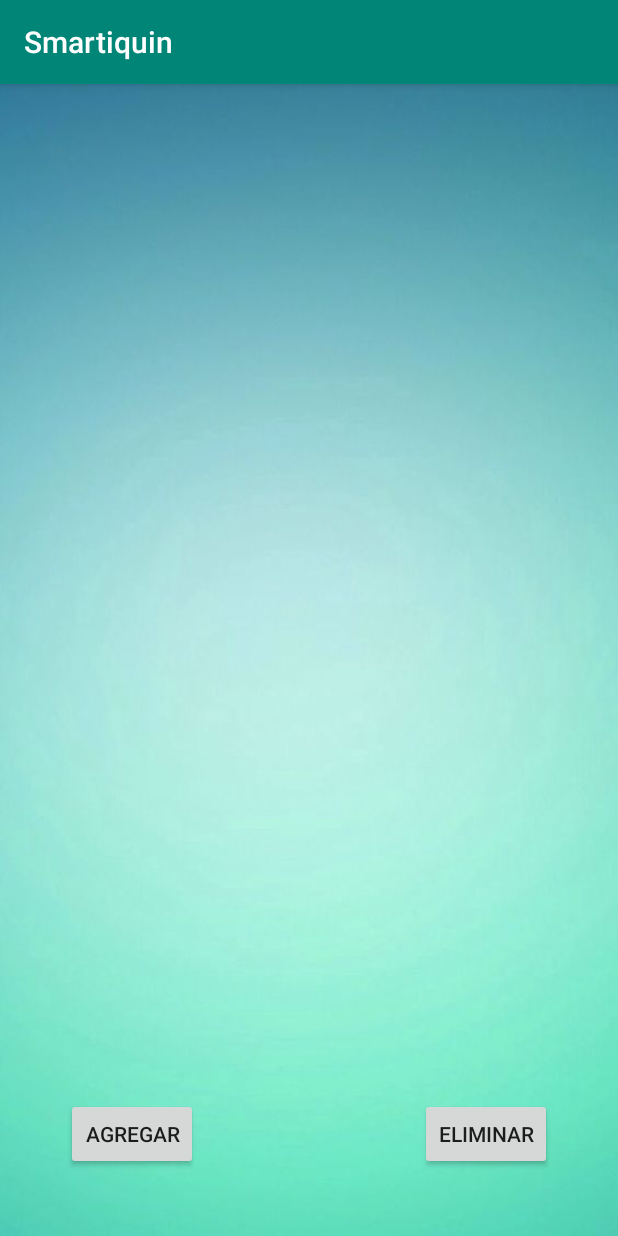
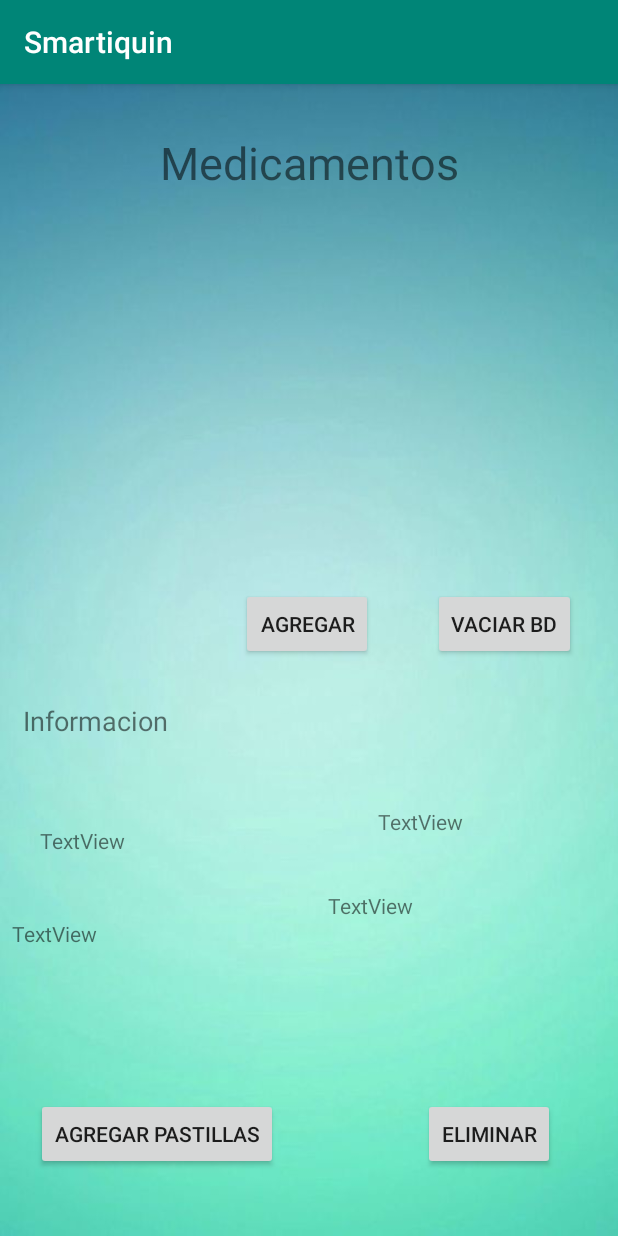
Before and after one commit to giyo08/smartiquin, an Android app: the screen it shows after launch (RegisterActivity), after a tap on "REGISTRO MEDICAMENTOS", on a phone screen of 412 x 824 dp. Run offline under Robolectric (Android 15) with nearby library versions, the phone set to English and light mode, and no system bars; 3 other taps on this screen came first.

Commit message:
BD para medicamentos y cambios activity Registros

```diff
--- /dev/null
+++ b/Android/Smartiquin/app/src/main/java/com/example/smartiquin/MedicamentosDBHelper.java
@@ -0,0 +1,84 @@
+package com.example.smartiquin;
+
+import android.content.Context;
+import android.database.Cursor;
+import android.database.sqlite.SQLiteDatabase;
+import android.database.sqlite.SQLiteOpenHelper;
+
+import java.util.ArrayList;
+
+public class MedicamentosDBHelper extends SQLiteOpenHelper {
+
+    public static final int DATABASE_VERSION = 1;
+    public static final String DATABASE_NAME = "Medicamentos.db";
+
+    public MedicamentosDBHelper(Context context) {
+        super(context, DATABASE_NAME, null, DATABASE_VERSION);
+    }
+
+    @Override
+    public void onCreate(SQLiteDatabase db) {
+            db.execSQL("CREATE TABLE " + MedicamentosBD.MedicamentosEntry.TABLE_NAME + " ("
+                    + MedicamentosBD.MedicamentosEntry._ID + " INTEGER PRIMARY KEY AUTOINCREMENT,"
+                    + MedicamentosBD.MedicamentosEntry.ID + " INTEGER NOT NULL,"
+                    + MedicamentosBD.MedicamentosEntry.NOMBRE + " TEXT NOT NULL,"
+                    + MedicamentosBD.MedicamentosEntry.LABORATORIO + " TEXT NOT NULL,"
+                    + MedicamentosBD.MedicamentosEntry.FECHA + " TEXT NOT NULL,"
+                    + MedicamentosBD.MedicamentosEntry.CANTMED + " TEXT NOT NULL,"
+                    + MedicamentosBD.MedicamentosEntry.CANTLIM + " TEXT NOT NULL,"
+                    + "UNIQUE (" + MedicamentosBD.MedicamentosEntry.ID + "))");
+    }
+
+    @Override
+    public void onUpgrade(SQLiteDatabase db, int oldVersion, int newVersion) {
+            ///No creo que usemos esto
+    }
+
+    public long saveMedicamento(Medicamento medicamento) {
+        SQLiteDatabase sqLiteDatabase = getWritableDatabase();
+
+        return sqLiteDatabase.insert(
+                MedicamentosBD.MedicamentosEntry.TABLE_NAME,
+                null,
+                medicamento.toContentValues());
+
+    }
+
+    //Delete por id
+    public int deleteMedicamento(String lawyerId) {
+        return getWritableDatabase().delete(
+                MedicamentosBD.MedicamentosEntry.TABLE_NAME,
+                MedicamentosBD.MedicamentosEntry.ID + " LIKE ?",
+                new String[]{lawyerId});
+    }
+
+    //Delete all
+    public void eliminarAll(){
+        SQLiteDatabase database = this.getWritableDatabase();
+        database.execSQL("delete from "+ MedicamentosBD.MedicamentosEntry.TABLE_NAME);
+        database.close();
+    }
+
+
+
+    public ArrayList<String> cargarLista(){
+
+        ArrayList<String> lista = new ArrayList<>();
+
+        SQLiteDatabase sqLiteDatabase = this.getWritableDatabase();
+
+        String query = "SELECT * FROM " + MedicamentosBD.MedicamentosEntry.TABLE_NAME;
+
+        Cursor registros = sqLiteDatabase.rawQuery(query,null);
+
+        if(registros.moveToFirst()){
+            do{
+                lista.add(registros.getString(2));
+            }while(registros.moveToNext());
+        }
+
+        return lista;
+
+    }
+
+}
--- a/Android/Smartiquin/app/src/main/java/com/example/smartiquin/RegisterActivity.java
+++ b/Android/Smartiquin/app/src/main/java/com/example/smartiquin/RegisterActivity.java
@@ -2,32 +2,32 @@ package com.example.smartiquin;
 
 import android.content.Intent;
 import android.content.pm.ActivityInfo;
-import android.os.Parcelable;
 import android.support.v7.app.AppCompatActivity;
 import android.os.Bundle;
 import android.view.View;
-import android.widget.AdapterView;
 import android.widget.ArrayAdapter;
 import android.widget.Button;
 import android.widget.ListView;
 import android.widget.Toast;
 
 import java.util.ArrayList;
-import java.util.List;
 
 public class RegisterActivity extends AppCompatActivity {
 
     // Botones y list view
     private Button btnAgregar;
-    private Button btnEliminar;
+    private Button btnVaciarBD;
     private ListView lviewMeds;
 
     // Arrays para almacenar los medicamentos que se ingresen
     private ArrayAdapter<String> adaptador;
-    private ArrayList<String> myString = new ArrayList<>();
+    private ArrayList<String> lista;
 
-    //Lista que contendra los tres medicamentos
-    private List<Medicamento> medicamentosList = new ArrayList<>();
+   /* //Lista que contendra los tres medicamentos
+    private List<Medicamento> medicamentosList = new ArrayList<>();*/
+
+   //base de datos
+    private MedicamentosDBHelper db;
 
     @Override
     protected void onCreate(Bundle savedInstanceState) {
@@ -36,47 +36,55 @@ public class RegisterActivity extends AppCompatActivity {
         super.onCreate(savedInstanceState);
         setContentView(R.layout.activity_register);
 
-        if (savedInstanceState != null){
-            medicamentosList = savedInstanceState.getParcelableArrayList("Lista");
-            actualizarLista();
-            mostrarMensaje("RECUPERO DATOS");
-        }
+        ///creo la bd
+        db = new MedicamentosDBHelper(getApplicationContext());
 
         // Asigno las variables con sus elementos en la vista
         lviewMeds = findViewById(R.id.listviewMeds);
         btnAgregar = findViewById(R.id.buttonAdd);
-        btnEliminar = findViewById(R.id.buttonDelete);
+        btnVaciarBD = findViewById(R.id.buttonVaciarBD);
 
-        // Datos mockeados hasta desarrollar el intercambio de data entre activities
-        /*myString = new ArrayList<String>();
-
-        myString.add("Ribotril");
-        myString.add("Xanax");
-        myString.add("T4");
-
-        adaptador = new ArrayAdapter<String>(this,android.R.layout.simple_list_item_1,myString);
-
-        lviewMeds.setAdapter(adaptador);*/
+        ///Cargo la lista desde la db
+        cargarListMedicamentos();
 
         // Listener para el botón agregar
         btnAgregar.setOnClickListener(btnAgregarListener);
+
+        btnVaciarBD.setOnClickListener(new View.OnClickListener() {
+            @Override
+            public void onClick(View v) {
+                db.eliminarAll();
+                cargarListMedicamentos();
+            }
+        });
 
         ///Recibo datos de FormActivity
         try{
             String cadenaMedicamento = getIntent().getStringExtra("medicamento");
             String [] cadena = cadenaMedicamento.split("#");
-            medicamentosList.add(new Medicamento(medicamentosList.size()+1,cadena[0],cadena[1],cadena[2],cadena[3],cadena[4]));
-            actualizarLista();
+
+            ///Agreggo el medicamento a la bd
+            db.saveMedicamento(new Medicamento(lista.size()+1,cadena[0],cadena[1],cadena[2],cadena[3],cadena[4]));
+
+            ///cargo la lista
+            cargarListMedicamentos();
+
         }catch (Exception e){
             e.printStackTrace();
         }
 
     }
 
+    @Override
+    protected void onDestroy() {
+        super.onDestroy();
+        db.close();
+    }
+
     View.OnClickListener btnAgregarListener = new View.OnClickListener() {
         @Override
         public void onClick(View v) {
-            if(medicamentosList.size() < 3){
+            if(lista.size() < 3){
                 Intent nuevaVentana = new Intent(RegisterActivity.this, FormActivity.class);
                 startActivity(nuevaVentana);
                 finish();
@@ -85,40 +93,16 @@ public class RegisterActivity extends AppCompatActivity {
         }
     };
 
-    private void actualizarLista(){
-
-        for(Medicamento m: medicamentosList){
-            myString.add(m.getNombre()+'\t'+'\t'+medicamentosList.size());
-        }
-
-        adaptador = new ArrayAdapter<>(this,android.R.layout.simple_list_item_1,myString);
-
-        lviewMeds.setAdapter(adaptador);
-    }
-
     private void mostrarMensaje(String mensaje){
         Toast.makeText(this,mensaje,Toast.LENGTH_SHORT).show();
     }
 
-    @Override
-    protected void onSaveInstanceState(Bundle outState) {
-        super.onSaveInstanceState(outState);
-        outState.putParcelableArrayList("Lista",(ArrayList<? extends Parcelable>) medicamentosList);
+    public void cargarListMedicamentos(){
 
-        mostrarMensaje("GUARDO DATOS");
+        lista = db.cargarLista();
+        adaptador = new ArrayAdapter<>(this,android.R.layout.simple_list_item_1,lista);
+        lviewMeds.setAdapter(adaptador);
 
     }
 
-    @Override
-    public void onRestoreInstanceState(Bundle savedInstanceState) {
-
-        super.onRestoreInstanceState(savedInstanceState);
-        if (savedInstanceState != null){
-            medicamentosList = savedInstanceState.getParcelableArrayList("Lista");
-            actualizarLista();
-            mostrarMensaje("RECUPERO DATOS");
-        }
-
-
-    }
 }
--- a/Android/Smartiquin/app/src/main/res/layout/activity_register.xml
+++ b/Android/Smartiquin/app/src/main/res/layout/activity_register.xml
@@ -9,33 +9,145 @@
 
     <ListView
         android:id="@+id/listviewMeds"
-        android:layout_width="228dp"
-        android:layout_height="164dp"
+        android:layout_width="126dp"
+        android:layout_height="186dp"
         android:layout_marginStart="8dp"
-        android:layout_marginTop="60dp"
+        android:layout_marginTop="16dp"
         android:layout_marginEnd="8dp"
         app:layout_constraintEnd_toEndOf="parent"
+        app:layout_constraintHorizontal_bias="0.498"
         app:layout_constraintStart_toStartOf="parent"
-        app:layout_constraintTop_toTopOf="parent" />
+        app:layout_constraintTop_toBottomOf="@+id/textViewMedicamentos" />
 
     <Button
         android:id="@+id/buttonAdd"
         android:layout_width="wrap_content"
         android:layout_height="wrap_content"
-        android:layout_marginStart="44dp"
+        android:layout_marginStart="148dp"
+        android:layout_marginEnd="8dp"
+        android:layout_marginBottom="384dp"
+        android:text="@string/btnAgregar"
+        app:layout_constraintBottom_toBottomOf="parent"
+        app:layout_constraintEnd_toEndOf="parent"
+        app:layout_constraintHorizontal_bias="0.077"
+        app:layout_constraintStart_toStartOf="parent" />
+
+    <Button
+        android:id="@+id/buttonVaciarBD"
+        android:layout_width="wrap_content"
+        android:layout_height="wrap_content"
+        android:layout_marginEnd="28dp"
+        android:layout_marginBottom="384dp"
+        android:text="@string/btnVaciarBD"
+        app:layout_constraintBottom_toBottomOf="parent"
+        app:layout_constraintEnd_toEndOf="parent" />
+
+    <TextView
+        android:id="@+id/textViewMedicamentos"
+        android:layout_width="234dp"
+        android:layout_height="47dp"
+        android:layout_marginStart="8dp"
+        android:layout_marginTop="32dp"
+        android:layout_marginEnd="8dp"
+        android:text="@string/textViewMedicamentos"
+        android:textAlignment="center"
+        android:textSize="30sp"
+        app:layout_constraintEnd_toEndOf="parent"
+        app:layout_constraintStart_toStartOf="parent"
+        app:layout_constraintTop_toTopOf="parent" />
+
+    <TextView
+        android:id="@+id/textViewInformacion"
+        android:layout_width="150dp"
+        android:layout_height="34dp"
+        android:layout_marginStart="8dp"
+        android:layout_marginTop="8dp"
+        android:layout_marginEnd="8dp"
+        android:layout_marginBottom="8dp"
+        android:text="@string/textViewDetalles"
+        android:textAlignment="viewStart"
+        android:textAllCaps="false"
+        android:textSize="18sp"
+        app:layout_constraintBottom_toBottomOf="parent"
+        app:layout_constraintEnd_toEndOf="parent"
+        app:layout_constraintHorizontal_bias="0.029"
+        app:layout_constraintStart_toStartOf="parent"
+        app:layout_constraintTop_toBottomOf="@+id/buttonAdd"
+        app:layout_constraintVertical_bias="0.06" />
+
+    <TextView
+        android:id="@+id/textViewLaboratorio"
+        android:layout_width="191dp"
+        android:layout_height="43dp"
+        android:layout_marginStart="8dp"
+        android:layout_marginTop="36dp"
+        android:layout_marginEnd="8dp"
+        android:layout_marginBottom="8dp"
+        android:text="TextView"
+        app:layout_constraintBottom_toTopOf="@+id/textViewFechaVen"
+        app:layout_constraintEnd_toStartOf="@+id/textViewNroSwitch"
+        app:layout_constraintHorizontal_bias="0.418"
+        app:layout_constraintStart_toStartOf="parent"
+        app:layout_constraintTop_toBottomOf="@+id/textViewInformacion"
+        app:layout_constraintVertical_bias="0.545" />
+
+    <TextView
+        android:id="@+id/textViewNroSwitch"
+        android:layout_width="120dp"
+        android:layout_height="40dp"
+        android:layout_marginTop="36dp"
+        android:layout_marginEnd="40dp"
+        android:text="TextView"
+        app:layout_constraintEnd_toEndOf="parent"
+        app:layout_constraintTop_toBottomOf="@+id/textViewInformacion" />
+
+    <TextView
+        android:id="@+id/textViewFechaVen"
+        android:layout_width="152dp"
+        android:layout_height="39dp"
+        android:layout_marginStart="8dp"
+        android:layout_marginEnd="8dp"
+        android:layout_marginBottom="80dp"
+        android:text="TextView"
+        app:layout_constraintBottom_toTopOf="@+id/buttonSumarMed"
+        app:layout_constraintEnd_toStartOf="@+id/textViewCantMed"
+        app:layout_constraintHorizontal_bias="0.0"
+        app:layout_constraintStart_toStartOf="parent" />
+
+    <TextView
+        android:id="@+id/textViewCantMed"
+        android:layout_width="153dp"
+        android:layout_height="42dp"
+        android:layout_marginTop="8dp"
+        android:layout_marginEnd="40dp"
+        android:layout_marginBottom="80dp"
+        android:text="TextView"
+        app:layout_constraintBottom_toTopOf="@+id/buttonEliminarRegistro"
+        app:layout_constraintEnd_toEndOf="parent"
+        app:layout_constraintTop_toBottomOf="@+id/textViewNroSwitch"
+        app:layout_constraintVertical_bias="0.33" />
+
+    <Button
+        android:id="@+id/buttonSumarMed"
+        android:layout_width="wrap_content"
+        android:layout_height="wrap_content"
+        android:layout_marginStart="24dp"
         android:layout_marginBottom="44dp"
-        android:text="@string/btnAgregar"
+        android:text="@string/btnSumarMed"
         app:layout_constraintBottom_toBottomOf="parent"
         app:layout_constraintStart_toStartOf="parent" />
 
     <Button
-        android:id="@+id/buttonDelete"
+        android:id="@+id/buttonEliminarRegistro"
         android:layout_width="wrap_content"
         android:layout_height="wrap_content"
-        android:layout_marginEnd="44dp"
+        android:layout_marginStart="8dp"
+        android:layout_marginEnd="8dp"
         android:layout_marginBottom="44dp"
         android:text="@string/btnEliminar"
         app:layout_constraintBottom_toBottomOf="parent"
-        app:layout_constraintEnd_toEndOf="parent" />
+        app:layout_constraintEnd_toEndOf="parent"
+        app:layout_constraintHorizontal_bias="0.725"
+        app:layout_constraintStart_toEndOf="@+id/buttonSumarMed" />
 
 </android.support.constraint.ConstraintLayout>
--- a/Android/Smartiquin/app/src/main/res/values/strings.xml
+++ b/Android/Smartiquin/app/src/main/res/values/strings.xml
@@ -4,7 +4,9 @@
     <string name="textViewBotiquin">Botiquin</string>
     <string name="btnMeds">Registro Medicamentos</string>
     <string name="btnAgregar">Agregar</string>
-    <string name="btnEliminar">Eliminar</string>
+    <string name="btnVaciarBD">Vaciar BD</string>
+    <string name="textViewMedicamentos">Medicamentos</string>
+    <string name="textViewDetalles">Informacion</string>
     <string name="tilNombreMed">Nombre</string>
     <string name="tilLabMed">Laboratorio</string>
     <string name="tilVencMed">Fecha de Vencimiento</string>
@@ -14,4 +16,6 @@
     <string name="rbtnNoche">Noche</string>
     <string name="btnAceptar">Aceptar</string>
     <string name="btnCancelar">Cancelar</string>
+    <string name="btnEliminar">Eliminar</string>
+    <string name="btnSumarMed">Agregar Pastillas</string>
 </resources>
```
Also changed, not shown: Android/Smartiquin/app/src/main/java/com/example/smartiquin/Medicamento.java (+12 -27 lines), Android/Smartiquin/app/src/main/java/com/example/smartiquin/MedicamentosBD.java (added, +18 -0 lines).
